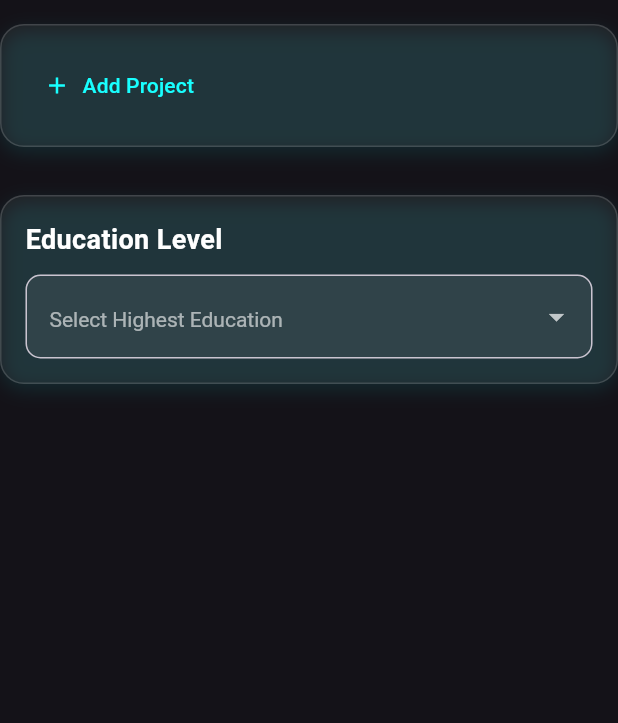
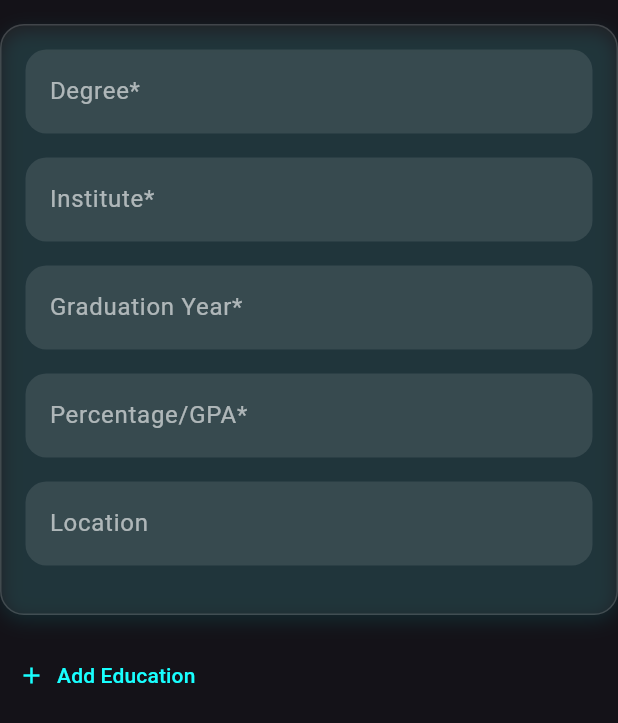
Before and after one commit to arrohisrivastava0/SynthCV, a Flutter app: the DynamicEducationSection widget shown alone on an empty page, opened directly, on a phone screen of 412 x 824 dp. Shown: the top 723 px of the screen. Run offline on Flutter 3.47's test engine with Material 3 defaults, Android fonts, the phone set to English and light mode, and no system bars; our stand-ins replace file_picker, fl_chart, flutter_dotenv, google_fonts, google_sign_in, hive and 2 more; missing offline and left inert: syncfusion_flutter_pdf, syncfusion_flutter_pdfviewer; accounts and stored records are empty; Roboto replaces fonts that are missing (Montserrat).

Commit message:
Fixed UI

```diff
--- a/lib/widget/manual_resume_widgets/dynamic_education_section.dart
+++ b/lib/widget/manual_resume_widgets/dynamic_education_section.dart
@@ -12,90 +12,103 @@ class DynamicEducationSectionState extends State<DynamicEducationSection>
     with AutomaticKeepAliveClientMixin {
   @override
   bool get wantKeepAlive => true;
+  // String? _highestEducation;
 
-  String? _highestEducation;
   List<Map<String, TextEditingController>> educationControllers = [];
-  final pgDegreeController = TextEditingController();
-  final pgUniController = TextEditingController();
-  final pgYearController = TextEditingController();
-  final pgCgpaController = TextEditingController();
-  final pgCityController = TextEditingController();
-  final pgStateController = TextEditingController();
 
-  final ugDegreeController = TextEditingController();
-  final ugUniController = TextEditingController();
-  final ugYearController = TextEditingController();
-  final ugCgpaController = TextEditingController();
-  final ugCityController = TextEditingController();
-  final ugStateController = TextEditingController();
+  // final degreeController = TextEditingController();
+  // final instituteController = TextEditingController();
+  // final yearController = TextEditingController();
+  // final cgpaController = TextEditingController();
+  // final locationController = TextEditingController();
+  //
+  // final pgDegreeController = TextEditingController();
+  // final pgUniController = TextEditingController();
+  // final pgYearController = TextEditingController();
+  // final pgCgpaController = TextEditingController();
+  // final pgCityController = TextEditingController();
+  // final pgStateController = TextEditingController();
+  //
+  // final ugDegreeController = TextEditingController();
+  // final ugUniController = TextEditingController();
+  // final ugYearController = TextEditingController();
+  // final ugCgpaController = TextEditingController();
+  // final ugCityController = TextEditingController();
+  // final ugStateController = TextEditingController();
+  //
+  // final class12BoardController = TextEditingController();
+  // final class12SchoolController = TextEditingController();
+  // final class12YearController = TextEditingController();
+  // final class12PercentageController = TextEditingController();
+  // final class12CityController = TextEditingController();
+  // final class12StateController = TextEditingController();
+  //
+  // final class10BoardController = TextEditingController();
+  // final class10SchoolController = TextEditingController();
+  // final class10YearController = TextEditingController();
+  // final class10PercentageController = TextEditingController();
+  // final class10CityController = TextEditingController();
+  // final class10StateController = TextEditingController();
 
-  final class12BoardController = TextEditingController();
-  final class12SchoolController = TextEditingController();
-  final class12YearController = TextEditingController();
-  final class12PercentageController = TextEditingController();
-  final class12CityController = TextEditingController();
-  final class12StateController = TextEditingController();
-
-  final class10BoardController = TextEditingController();
-  final class10SchoolController = TextEditingController();
-  final class10YearController = TextEditingController();
-  final class10PercentageController = TextEditingController();
-  final class10CityController = TextEditingController();
-  final class10StateController = TextEditingController();
-
-  Widget _buildSection(String title, List<Widget> children) {
-    return Container(
-      margin: const EdgeInsets.symmetric(vertical: 16),
-      padding: const EdgeInsets.all(16),
-      decoration: BoxDecoration(
-        color: Colors.white.withOpacity(0.05),
-        borderRadius: BorderRadius.circular(16),
-        border: Border.all(color: Colors.white.withOpacity(0.15)),
-        boxShadow: [
-          BoxShadow(
-            color: Colors.cyanAccent.withOpacity(0.1),
-            blurRadius: 10,
-            offset: const Offset(0, 4),
-          ),
-        ],
-      ),
-      child: Column(
-        crossAxisAlignment: CrossAxisAlignment.start,
-        children: [
-          Text(title,
-              style: const TextStyle(
-                  fontSize: 18,
-                  color: Colors.white,
-                  fontWeight: FontWeight.bold)),
-          const SizedBox(height: 10),
-          ...children,
-        ],
-      ),
-    );
+  @override
+  void initState() {
+    super.initState();
+    addEducation();
   }
 
-  Widget _experienceFields(Map<String, TextEditingController> exp, {required bool isWork}) {
-    return Column(
-      children: [
-        buildInputField(hint: "Degree*", controller: pgDegreeController),
-        buildInputField(hint: "Institute*", controller: pgUniController),
-        buildInputField(
-            hint: "Graduation Year*", controller: pgYearController),
-        buildInputField(
-            hint: "Percentage/GPA*", controller: pgCgpaController),
-        buildInputField(hint: "Location", controller: pgCityController),
-        const SizedBox(height: 20),
-      ],
-    );
-  }
+  // Widget _buildSection(String title, List<Widget> children) {
+  //   return Container(
+  //     margin: const EdgeInsets.symmetric(vertical: 16),
+  //     padding: const EdgeInsets.all(16),
+  //     decoration: BoxDecoration(
+  //       color: Colors.white.withOpacity(0.05),
+  //       borderRadius: BorderRadius.circular(16),
+  //       border: Border.all(color: Colors.white.withOpacity(0.15)),
+  //       boxShadow: [
+  //         BoxShadow(
+  //           color: Colors.cyanAccent.withOpacity(0.1),
+  //           blurRadius: 10,
+  //           offset: const Offset(0, 4),
+  //         ),
+  //       ],
+  //     ),
+  //     child: Column(
+  //       crossAxisAlignment: CrossAxisAlignment.start,
+  //       children: [
+  //         Text(title,
+  //             style: const TextStyle(
+  //                 fontSize: 18,
+  //                 color: Colors.white,
+  //                 fontWeight: FontWeight.bold)),
+  //         const SizedBox(height: 10),
+  //         ...children,
+  //       ],
+  //     ),
+  //   );
+  // }
 
-  void buildSec(List<Map<String, TextEditingController>> list) {
-    list.add({
-      'role': TextEditingController(),
-      'company': TextEditingController(),
-      'start': TextEditingController(),
-      'end': TextEditingController(),
-      'description': TextEditingController(),
+  // Widget _experienceFields(Map<String, TextEditingController> exp, {required bool isWork}) {
+  //   return Column(
+  //     children: [
+  //       buildInputField(hint: "Degree*", controller: pgDegreeController),
+  //       buildInputField(hint: "Institute*", controller: pgUniController),
+  //       buildInputField(
+  //           hint: "Graduation Year*", controller: pgYearController),
+  //       buildInputField(
+  //           hint: "Percentage/GPA*", controller: pgCgpaController),
+  //       buildInputField(hint: "Location", controller: pgCityController),
+  //       const SizedBox(height: 20),
+  //     ],
+  //   );
+  // }
+
+  void addEducation() {
+    educationControllers.add({
+      'degree': TextEditingController(),
+      'institute': TextEditingController(),
+      'graduation_year': TextEditingController(),
+      'cgpa': TextEditingController(),
+      'location': TextEditingController(),
     });
     setState(() {});
   }
@@ -125,167 +138,187 @@ class DynamicEducationSectionState extends State<DynamicEducationSection>
     );
   }
 
-  List<Widget> _educationFields() {
-    List<Widget> fields = [];
-
-    if (_highestEducation == null) return fields;
-
-    if (_highestEducation == "Post-Graduation") {
-      fields.add(
-        _buildSection("Post-Graduation", [
-          buildInputField(hint: "Degree*", controller: pgDegreeController),
-          buildInputField(hint: "University*", controller: pgUniController),
-          buildInputField(
-              hint: "Expected Graduation Year*", controller: pgYearController),
-          buildInputField(
-              hint: "Percentage/GPA*", controller: pgCgpaController),
-          buildInputField(hint: "City", controller: pgCityController),
-          buildInputField(hint: "State", controller: pgStateController),
-        ]),
-      );
-    }
-
-    if (_highestEducation == "Post-Graduation" ||
-        _highestEducation == "Graduation") {
-      fields.add(
-        _buildSection("Graduation", [
-          buildInputField(hint: "Degree*", controller: ugDegreeController),
-          buildInputField(hint: "University*", controller: ugUniController),
-          buildInputField(
-              hint: "Graduation Year*", controller: ugYearController),
-          buildInputField(
-              hint: "Percentage/GPA*", controller: ugCgpaController),
-          buildInputField(hint: "City", controller: ugCityController),
-          buildInputField(hint: "State", controller: ugStateController),
-        ]),
-      );
-    }
-
-    if (_highestEducation == "Post-Graduation" ||
-        _highestEducation == "Graduation" ||
-        _highestEducation == "Senior Secondary") {
-      fields.add(
-        _buildSection("Senior Secondary (Class 12)", [
-          buildInputField(hint: "Board", controller: class12BoardController),
-          buildInputField(
-              hint: "School Name*", controller: class12SchoolController),
-          buildInputField(
-              hint: "Passing Year*", controller: class12YearController),
-          buildInputField(
-              hint: "Percentage/GPA*", controller: class12PercentageController),
-          buildInputField(hint: "City", controller: class12CityController),
-          buildInputField(hint: "State", controller: class12StateController),
-        ]),
-      );
-    }
-
-    if (_highestEducation == "Post-Graduation" ||
-        _highestEducation == "Graduation" ||
-        _highestEducation == "Senior Secondary" ||
-        _highestEducation == "Higher Secondary") {
-      fields.add(
-        _buildSection("Higher Secondary (Class 10)", [
-          buildInputField(hint: "Board", controller: class10BoardController),
-          buildInputField(
-              hint: "School Name*", controller: class10SchoolController),
-          buildInputField(
-              hint: "Passing Year*", controller: class10YearController),
-          buildInputField(
-              hint: "Percentage/GPA*", controller: class10PercentageController),
-          buildInputField(hint: "City", controller: class10CityController),
-          buildInputField(hint: "State", controller: class10StateController),
-        ]),
-      );
-    }
-
-    return fields;
-  }
+  // List<Widget> _educationFields() {
+  //   List<Widget> fields = [];
+  //
+  //   if (_highestEducation == null) return fields;
+  //
+  //   if (_highestEducation == "Post-Graduation") {
+  //     fields.add(
+  //       _buildSection("Post-Graduation", [
+  //         buildInputField(hint: "Degree*", controller: pgDegreeController),
+  //         buildInputField(hint: "University*", controller: pgUniController),
+  //         buildInputField(
+  //             hint: "Expected Graduation Year*", controller: pgYearController),
+  //         buildInputField(
+  //             hint: "Percentage/GPA*", controller: pgCgpaController),
+  //         buildInputField(hint: "City", controller: pgCityController),
+  //         buildInputField(hint: "State", controller: pgStateController),
+  //       ]),
+  //     );
+  //   }
+  //
+  //   if (_highestEducation == "Post-Graduation" ||
+  //       _highestEducation == "Graduation") {
+  //     fields.add(
+  //       _buildSection("Graduation", [
+  //         buildInputField(hint: "Degree*", controller: ugDegreeController),
+  //         buildInputField(hint: "University*", controller: ugUniController),
+  //         buildInputField(
+  //             hint: "Graduation Year*", controller: ugYearController),
+  //         buildInputField(
+  //             hint: "Percentage/GPA*", controller: ugCgpaController),
+  //         buildInputField(hint: "City", controller: ugCityController),
+  //         buildInputField(hint: "State", controller: ugStateController),
+  //       ]),
+  //     );
+  //   }
+  //
+  //   if (_highestEducation == "Post-Graduation" ||
+  //       _highestEducation == "Graduation" ||
+  //       _highestEducation == "Senior Secondary") {
+  //     fields.add(
+  //       _buildSection("Senior Secondary (Class 12)", [
+  //         buildInputField(hint: "Board", controller: class12BoardController),
+  //         buildInputField(
+  //             hint: "School Name*", controller: class12SchoolController),
+  //         buildInputField(
+  //             hint: "Passing Year*", controller: class12YearController),
+  //         buildInputField(
+  //             hint: "Percentage/GPA*", controller: class12PercentageController),
+  //         buildInputField(hint: "City", controller: class12CityController),
+  //         buildInputField(hint: "State", controller: class12StateController),
+  //       ]),
+  //     );
+  //   }
+  //
+  //   if (_highestEducation == "Post-Graduation" ||
+  //       _highestEducation == "Graduation" ||
+  //       _highestEducation == "Senior Secondary" ||
+  //       _highestEducation == "Higher Secondary") {
+  //     fields.add(
+  //       _buildSection("Higher Secondary (Class 10)", [
+  //         buildInputField(hint: "Board", controller: class10BoardController),
+  //         buildInputField(
+  //             hint: "School Name*", controller: class10SchoolController),
+  //         buildInputField(
+  //             hint: "Passing Year*", controller: class10YearController),
+  //         buildInputField(
+  //             hint: "Percentage/GPA*", controller: class10PercentageController),
+  //         buildInputField(hint: "City", controller: class10CityController),
+  //         buildInputField(hint: "State", controller: class10StateController),
+  //       ]),
+  //     );
+  //   }
+  //
+  //   return fields;
+  // }
 
   bool hasValidEducation() {
     final educationList = getEducation();
     if (educationList.isEmpty) return false;
 
     for (final edu in educationList) {
-      final level = edu['level'];
-      if (level == 'Post-Graduation' || level == 'Graduation') {
       if ((edu['degree']?.isNotEmpty ?? false) &&
-            (edu['university']?.isNotEmpty ?? false) &&
-            (edu['graduation_year']?.isNotEmpty ?? false) &&
+          (edu['institute']?.isNotEmpty ?? false) &&
           (edu['cgpa']?.isNotEmpty ?? false) &&
-            (edu['school']?.isNotEmpty ?? false) &&
-            (edu['passing_year']?.isNotEmpty ?? false) &&
-            (edu['percentage']?.isNotEmpty ?? false)) {
-          return true;
-        }
-      } else if (level == 'Senior Secondary' || level == 'Higher Secondary') {
-        if ((edu['school']?.isNotEmpty ?? false) &&
-            (edu['passing_year']?.isNotEmpty ?? false) &&
-            (edu['percentage']?.isNotEmpty ?? false)) {
+          (edu['graduation_year']?.isNotEmpty ?? false)) {
         return true;
       }
     }
-    }
+
+    // for (final edu in educationList) {
+    //   final level = edu['level'];
+    //   if (level == 'Post-Graduation' || level == 'Graduation') {
+    //     if ((edu['degree']?.isNotEmpty ?? false) &&
+    //         (edu['university']?.isNotEmpty ?? false) &&
+    //         (edu['graduation_year']?.isNotEmpty ?? false) &&
+    //         (edu['cgpa']?.isNotEmpty ?? false) &&
+    //         (edu['school']?.isNotEmpty ?? false) &&
+    //         (edu['passing_year']?.isNotEmpty ?? false) &&
+    //         (edu['percentage']?.isNotEmpty ?? false)) {
+    //       return true;
+    //     }
+    //   } else if (level == 'Senior Secondary' || level == 'Higher Secondary') {
+    //     if ((edu['school']?.isNotEmpty ?? false) &&
+    //         (edu['passing_year']?.isNotEmpty ?? false) &&
+    //         (edu['percentage']?.isNotEmpty ?? false)) {
+    //       return true;
+    //     }
+    //   }
+    // }
 
     return false;
   }
 
   List<Map<String, String>> getEducation() {
-    List<Map<String, String>> education = [];
+    return educationControllers
+        .map((cert) {
+          return {
+            "name": cert["name"]?.text.trim() ?? '',
+            "monthYear": cert["monthYear"]?.text.trim() ?? '',
+            "link": cert["link"]?.text.trim() ?? '',
+          };
+        })
+        .where((c) => c.values.any((value) => value.isNotEmpty))
+        .toList();
 
-    if (_highestEducation == "Post-Graduation") {
-      education.add({
-        'grade': pgCgpaController.text.trim(),
-        'degree': pgDegreeController.text.trim(),
-        'location':
-            "${pgCityController.text.trim()}, ${pgStateController.text.trim()}",
-        'institution': pgUniController.text.trim(),
-        'graduation_year': pgYearController.text.trim(),
-      });
-    }
-
-    if (_highestEducation == "Post-Graduation" ||
-        _highestEducation == "Graduation") {
-      education.add({
-        'level': 'Graduation',
-        'degree': ugDegreeController.text.trim(),
-        'university': ugUniController.text.trim(),
-        'graduation_year': ugYearController.text.trim(),
-        'cgpa': ugCgpaController.text.trim(),
-        'city': ugCityController.text.trim(),
-        'state': ugStateController.text.trim(),
-      });
-    }
-
-    if (_highestEducation == "Post-Graduation" ||
-        _highestEducation == "Graduation" ||
-        _highestEducation == "Senior Secondary") {
-      education.add({
-        'level': 'Senior Secondary',
-        'board': class12BoardController.text.trim(),
-        'school': class12SchoolController.text.trim(),
-        'passing_year': class12YearController.text.trim(),
-        'percentage': class12PercentageController.text.trim(),
-        'city': class12CityController.text.trim(),
-        'state': class12StateController.text.trim(),
-      });
-    }
-
-    if (_highestEducation == "Post-Graduation" ||
-        _highestEducation == "Graduation" ||
-        _highestEducation == "Senior Secondary" ||
-        _highestEducation == "Higher Secondary") {
-      education.add({
-        'level': 'Higher Secondary',
-        'board': class10BoardController.text.trim(),
-        'school': class10SchoolController.text.trim(),
-        'passing_year': class10YearController.text.trim(),
-        'percentage': class10PercentageController.text.trim(),
-        'city': class10CityController.text.trim(),
-        'state': class10StateController.text.trim(),
-      });
-    }
-
-    return education;
+    // List<Map<String, String>> education = [];
+    //
+    // if (_highestEducation == "Post-Graduation") {
+    //   education.add({
+    //     'grade': pgCgpaController.text.trim(),
+    //     'degree': pgDegreeController.text.trim(),
+    //     'location':
+    //         "${pgCityController.text.trim()}, ${pgStateController.text.trim()}",
+    //     'institution': pgUniController.text.trim(),
+    //     'graduation_year': pgYearController.text.trim(),
+    //   });
+    // }
+    //
+    // if (_highestEducation == "Post-Graduation" ||
+    //     _highestEducation == "Graduation") {
+    //   education.add({
+    //     'level': 'Graduation',
+    //     'degree': ugDegreeController.text.trim(),
+    //     'university': ugUniController.text.trim(),
+    //     'graduation_year': ugYearController.text.trim(),
+    //     'cgpa': ugCgpaController.text.trim(),
+    //     'city': ugCityController.text.trim(),
+    //     'state': ugStateController.text.trim(),
+    //   });
+    // }
+    //
+    // if (_highestEducation == "Post-Graduation" ||
+    //     _highestEducation == "Graduation" ||
+    //     _highestEducation == "Senior Secondary") {
+    //   education.add({
+    //     'level': 'Senior Secondary',
+    //     'board': class12BoardController.text.trim(),
+    //     'school': class12SchoolController.text.trim(),
+    //     'passing_year': class12YearController.text.trim(),
+    //     'percentage': class12PercentageController.text.trim(),
+    //     'city': class12CityController.text.trim(),
+    //     'state': class12StateController.text.trim(),
+    //   });
+    // }
+    //
+    // if (_highestEducation == "Post-Graduation" ||
+    //     _highestEducation == "Graduation" ||
+    //     _highestEducation == "Senior Secondary" ||
+    //     _highestEducation == "Higher Secondary") {
+    //   education.add({
+    //     'level': 'Higher Secondary',
+    //     'board': class10BoardController.text.trim(),
+    //     'school': class10SchoolController.text.trim(),
+    //     'passing_year': class10YearController.text.trim(),
+    //     'percentage': class10PercentageController.text.trim(),
+    //     'city': class10CityController.text.trim(),
+    //     'state': class10StateController.text.trim(),
+    //   });
+    // }
+    //
+    // return education;
   }
 
   @override
@@ -294,53 +327,74 @@ class DynamicEducationSectionState extends State<DynamicEducationSection>
 
     return Column(
       children: [
-        section([
-          ...educationControllers
-              .map((e) =>
-              _experienceFields(e, isWork: true)),
+        ...educationControllers.asMap().entries.map((entry) {
+          // int index = entry.key;
+          var edu = entry.value;
+          return section([
+            buildInputField(hint: "Degree*", controller: edu["degree"]!),
+            buildInputField(hint: "Institute*", controller: edu["institute"]!),
+            buildInputField(
+                hint: "Graduation Year*", controller: edu["graduation_year"]!),
+            buildInputField(hint: "Percentage/GPA*", controller: edu["cgpa"]!),
+            buildInputField(hint: "Location", controller: edu["location"]!),
+          ]);
+        }),
         Align(
           alignment: Alignment.centerLeft,
           child: TextButton.icon(
-              onPressed: () => buildSec(educationControllers),
+            onPressed: addEducation,
             icon: const Icon(Icons.add, color: Colors.cyanAccent),
-              label: const Text("Add Project",
+            label: const Text("Add Education",
                 style: TextStyle(color: Colors.cyanAccent)),
           ),
         ),
-        ]),
-        _buildSection("Education Level", [
-          DropdownButtonFormField<String>(
-            value: _highestEducation,
-            dropdownColor: const Color(0xFF1A1A1A),
-            style: const TextStyle(color: Colors.white),
-            decoration: InputDecoration(
-              filled: true,
-              fillColor: Colors.white.withOpacity(0.07),
-              hintText: "Select Highest Education",
-              hintStyle: const TextStyle(color: Colors.white54),
-              border: OutlineInputBorder(
-                borderRadius: BorderRadius.circular(10),
-              ),
-            ),
-            items: const [
-              DropdownMenuItem(
-                  value: "Post-Graduation", child: Text("Post-Graduation")),
-              DropdownMenuItem(value: "Graduation", child: Text("Graduation")),
-              DropdownMenuItem(
-                  value: "Senior Secondary",
-                  child: Text("Senior Secondary (12th)")),
-              DropdownMenuItem(
-                  value: "Higher Secondary",
-                  child: Text("Higher Secondary (10th)")),
-            ],
-            onChanged: (value) {
-              setState(() {
-                _highestEducation = value;
-              });
-            },
-          ),
-        ]),
-        ..._educationFields(),
+        // section([
+        //   ...educationControllers
+        //       .map((e) =>
+        //       _experienceFields(e, isWork: true)),
+        //   Align(
+        //     alignment: Alignment.centerLeft,
+        //     child: TextButton.icon(
+        //       onPressed: () => buildSec(educationControllers),
+        //       icon: const Icon(Icons.add, color: Colors.cyanAccent),
+        //       label: const Text("Add Project",
+        //           style: TextStyle(color: Colors.cyanAccent)),
+        //     ),
+        //   ),
+        // ]),
+        // _buildSection("Education Level", [
+        //   DropdownButtonFormField<String>(
+        //     value: _highestEducation,
+        //     dropdownColor: const Color(0xFF1A1A1A),
+        //     style: const TextStyle(color: Colors.white),
+        //     decoration: InputDecoration(
+        //       filled: true,
+        //       fillColor: Colors.white.withOpacity(0.07),
+        //       hintText: "Select Highest Education",
+        //       hintStyle: const TextStyle(color: Colors.white54),
+        //       border: OutlineInputBorder(
+        //         borderRadius: BorderRadius.circular(10),
+        //       ),
+        //     ),
+        //     items: const [
+        //       DropdownMenuItem(
+        //           value: "Post-Graduation", child: Text("Post-Graduation")),
+        //       DropdownMenuItem(value: "Graduation", child: Text("Graduation")),
+        //       DropdownMenuItem(
+        //           value: "Senior Secondary",
+        //           child: Text("Senior Secondary (12th)")),
+        //       DropdownMenuItem(
+        //           value: "Higher Secondary",
+        //           child: Text("Higher Secondary (10th)")),
+        //     ],
+        //     onChanged: (value) {
+        //       setState(() {
+        //         _highestEducation = value;
+        //       });
+        //     },
+        //   ),
+        // ]),
+        // ..._educationFields(),
       ],
     );
   }
```
Lines whose indentation alone changed are shown as unchanged.
